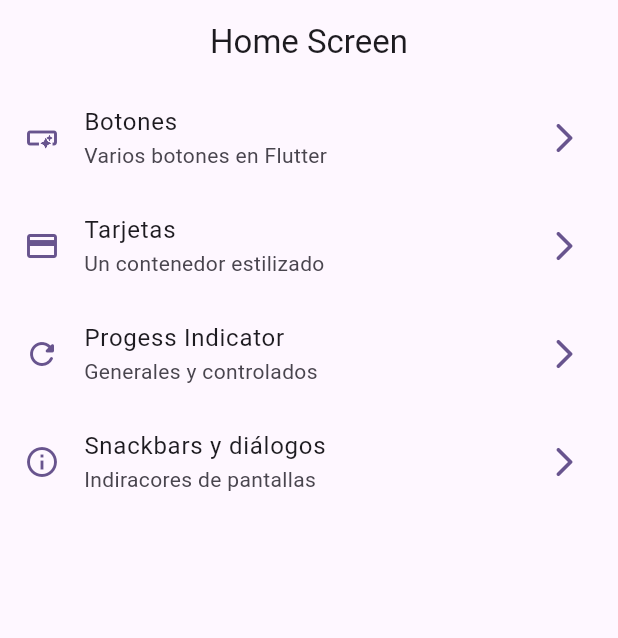
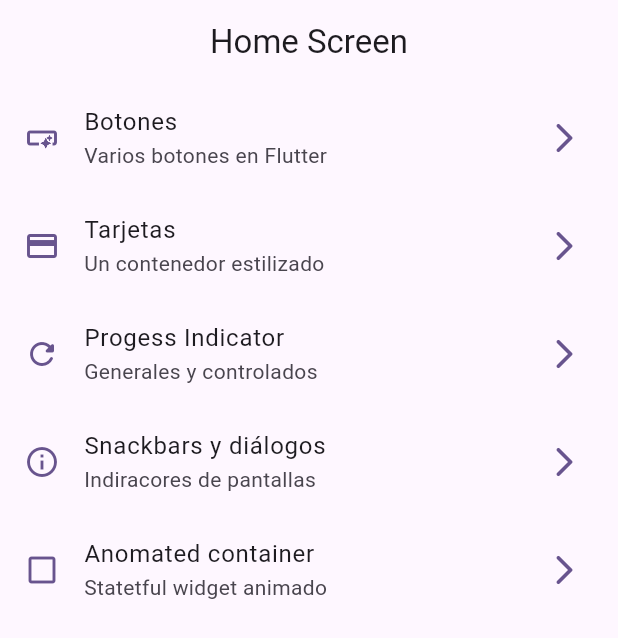
Before and after one commit to FerProx90/flutter-widget_app, a Flutter app: the screen it shows after launch, on a phone screen of 412 x 824 dp. Shown: the top 638 px of the screen. Run offline on Flutter 3.47's test engine with Material 3 defaults, Android fonts, the phone set to English and light mode, and no system bars; our stand-ins replace go_router.

Commit message:
animated container terminado

```diff
--- a/lib/config/menu/menu_items.dart
+++ b/lib/config/menu/menu_items.dart
@@ -40,4 +40,10 @@ class MenuItem {
       link: '/snackbars',
       icon: Icons.info_outlined,
     ),
+    MenuItem(
+      title: 'Anomated container',
+      subTitle: 'Statetful widget animado',
+      link: '/animated',
+      icon: Icons.check_box_outline_blank_outlined,
+    ),
   ];
--- a/lib/config/router/app_router.dart
+++ b/lib/config/router/app_router.dart
@@ -28,6 +28,11 @@ final appRouter = GoRouter(
       path: '/snackbars',
       name: SnackbarScreen.name,
       builder: (context, state) => const SnackbarScreen(),
-    )
+    ),
+    GoRoute(
+      path: '/animated',
+      name: AnimatedScreen.name,
+      builder: (context, state) => const AnimatedScreen(),
+    ),
   ],
 );
```
Also changed, not shown: lib/presentation/screens/animated/animated_screen.dart (+49 -2 lines).
